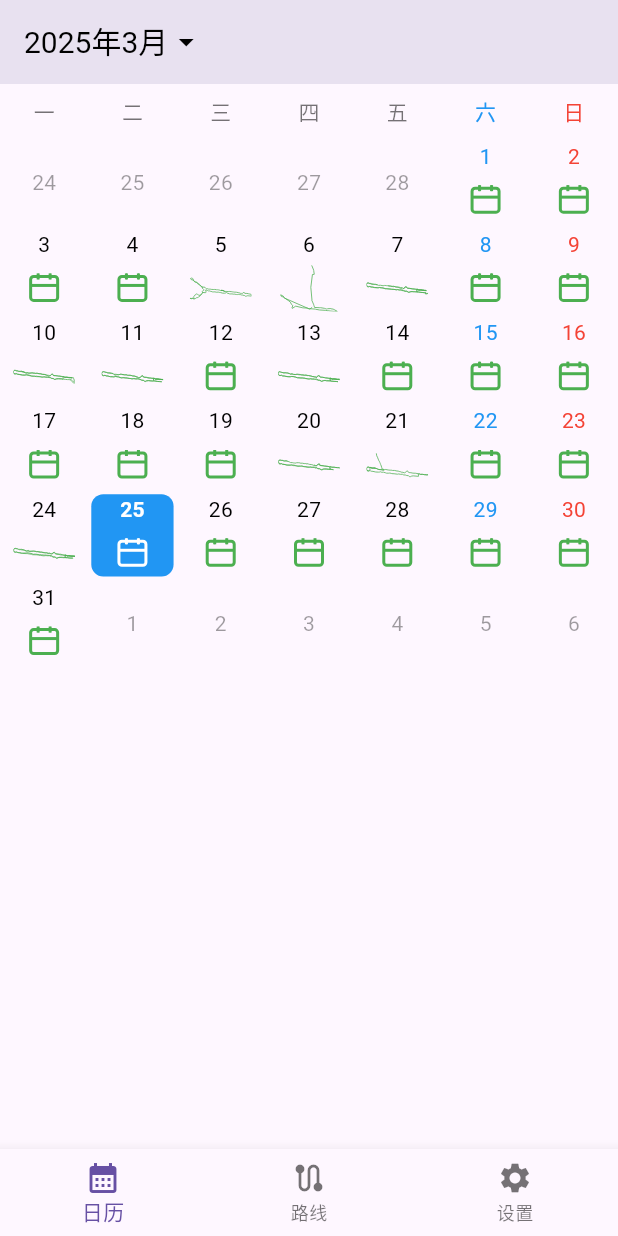
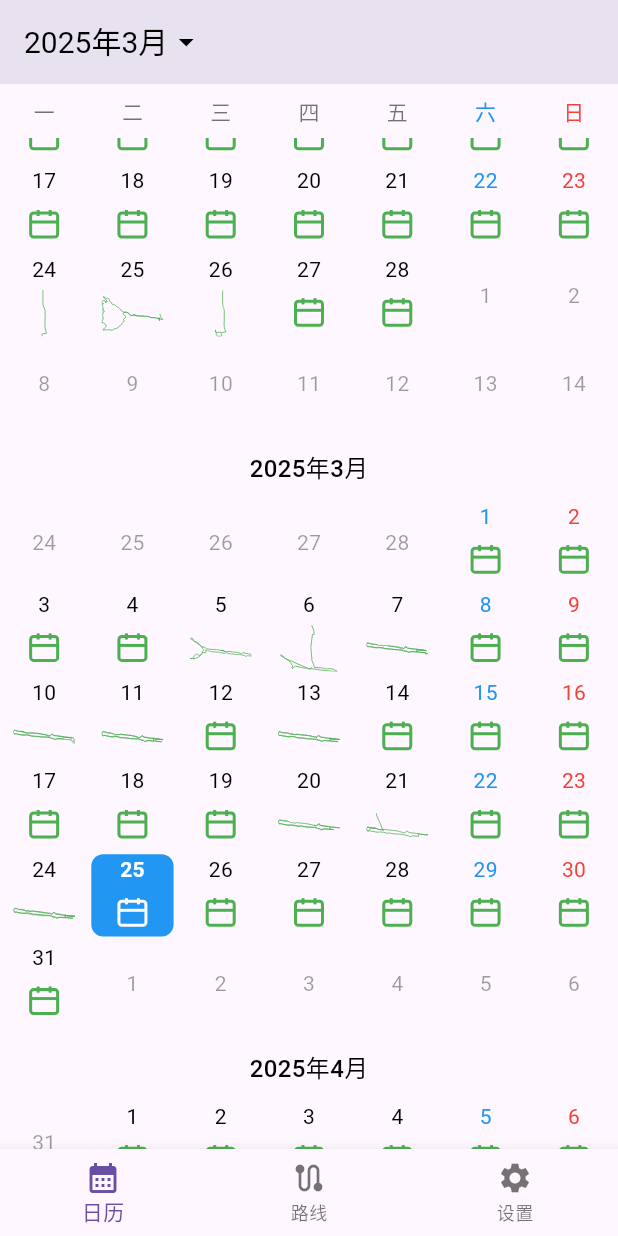
Before and after one commit to qixiaoyu0315/strava_pro, a Flutter app: the screen it shows after launch, on a phone screen of 412 x 824 dp. Run offline on Flutter 3.47's test engine with Material 3 defaults, Android fonts, the phone set to English and light mode, and no system bars; our stand-ins replace device_info_plus, fl_chart, flutter_map, flutter_svg, fluttertoast, geolocator and 3 more; missing offline and left inert: flutter_polyline_points, great_circle_distance_calculator, strava_client; accounts and stored records are empty.

Commit message:
将日历改为瀑布流式加载

```diff
--- a/lib/page/calendar_name.dart
+++ b/lib/page/calendar_name.dart
@@ -12,34 +12,57 @@ class CalendarPage extends StatefulWidget {
 class _CalendarPageState extends State<CalendarPage> {
   late DateTime _selectedDate;
   late DateTime _displayedMonth;
-  late PageController _pageController;
+  late ScrollController _scrollController;
   final Map<String, bool> _svgCache = {}; // 缓存 SVG 存在状态
+  final int _totalMonths = 48; // 显示前后两年的月份
+  bool _isScrolling = false;
 
   @override
   void initState() {
     super.initState();
     _selectedDate = DateTime.now();
     _displayedMonth = DateTime(_selectedDate.year, _selectedDate.month);
-    _pageController = PageController(initialPage: 1200); // 从中间开始，支持前后滑动
+    _scrollController = ScrollController(
+      initialScrollOffset: _calculateInitialOffset(),
+    );
+    _scrollController.addListener(_onScroll);
     _preloadSvgForMonth(_displayedMonth);
   }
 
   @override
   void dispose() {
-    _pageController.dispose();
+    _scrollController.dispose();
     super.dispose();
   }
 
-  void _onPageChanged(int page) {
-    final difference = page - 1200;
-    setState(() {
-      _displayedMonth = DateTime(
-        _displayedMonth.year,
-        _displayedMonth.month + difference,
-      );
-    });
-    _preloadSvgForMonth(_displayedMonth);
-    _pageController.jumpToPage(1200); // 重置到中间页
+  double _calculateInitialOffset() {
+    // 计算初始滚动位置，使当前月份显示在中间偏下位置
+    final monthHeight = 400.0; // 每个月的高度
+    final middleIndex = _totalMonths ~/ 2;
+    return monthHeight * middleIndex - 200.0; // 减去一些偏移使当前月份显示在中间偏下
+  }
+
+  void _onScroll() {
+    if (!_isScrolling) {
+      _isScrolling = true;
+      Future.delayed(const Duration(milliseconds: 100), () {
+        if (_scrollController.hasClients) {
+          final currentIndex = (_scrollController.offset / 400.0).round();
+          final monthDiff = currentIndex - (_totalMonths ~/ 2);
+          final newMonth = DateTime(
+            _displayedMonth.year,
+            _displayedMonth.month + monthDiff,
+          );
+          if (newMonth != _displayedMonth) {
+            setState(() {
+              _displayedMonth = newMonth;
+            });
+            _preloadSvgForMonth(_displayedMonth);
+          }
+        }
+        _isScrolling = false;
+      });
+    }
   }
 
   Future<void> _selectMonth() async {
@@ -65,6 +88,17 @@ class _CalendarPageState extends State<CalendarPage> {
         _displayedMonth = picked;
       });
       _preloadSvgForMonth(_displayedMonth);
+
+      // 滚动到选中的月份
+      final middleIndex = _totalMonths ~/ 2;
+      final monthDiff = _displayedMonth.month - DateTime.now().month +
+          (_displayedMonth.year - DateTime.now().year) * 12;
+      final targetOffset = (middleIndex + monthDiff) * 400.0 - 200.0;
+      _scrollController.animateTo(
+        targetOffset,
+        duration: const Duration(milliseconds: 300),
+        curve: Curves.easeInOut,
+      );
     }
   }
 
@@ -181,17 +215,38 @@ class _CalendarPageState extends State<CalendarPage> {
             ),
           ),
           Expanded(
-            child: PageView.builder(
-              controller: _pageController,
-              scrollDirection: Axis.vertical, // 改为垂直方向滑动
-              onPageChanged: _onPageChanged,
+            child: ListView.builder(
+              controller: _scrollController,
+              itemCount: _totalMonths,
               itemBuilder: (context, index) {
-                final monthDiff = index - 1200;
+                final monthDiff = index - (_totalMonths ~/ 2);
                 final currentMonth = DateTime(
-                  _displayedMonth.year,
-                  _displayedMonth.month + monthDiff,
+                  DateTime.now().year,
+                  DateTime.now().month + monthDiff,
                 );
-                return _buildMonthGrid(currentMonth, textColor, otherMonthTextColor);
+                return Container(
+                  height: 400, // 固定每个月的高度
+                  padding: const EdgeInsets.symmetric(vertical: 8),
+                  child: Column(
+                    children: [
+                      if (index > 0) // 不是第一个月才显示月份标题
+                        Padding(
+                          padding: const EdgeInsets.only(bottom: 8),
+                          child: Text(
+                            '${currentMonth.year}年${currentMonth.month}月',
+                            style: TextStyle(
+                              color: textColor,
+                              fontSize: 16,
+                              fontWeight: FontWeight.w500,
+                            ),
+                          ),
+                        ),
+                      Expanded(
+                        child: _buildMonthGrid(currentMonth, textColor, otherMonthTextColor),
+                      ),
+                    ],
+                  ),
+                );
               },
             ),
           ),
```
